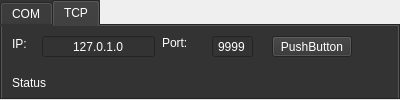
Old version of the form model/device/connectionwidget.ui in the repository IlyaZh/Maiman-MCBS.
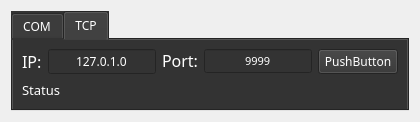
New version of the form. The open tabs and pages were chosen to show the change.

Commit message: Исправлен виджет

Patch:
```diff
--- a/model/device/connectionwidget.ui
+++ b/model/device/connectionwidget.ui
@@ -6,21 +6,23 @@
    <rect>
     <x>0</x>
     <y>0</y>
-    <width>400</width>
-    <height>100</height>
+    <width>420</width>
+    <height>110</height>
    </rect>
   </property>
   <property name="windowTitle">
    <string>Form</string>
   </property>
+  <property name="styleSheet">
+   <string notr="true"/>
+  </property>
+  <layout class="QGridLayout" name="gridLayout_4">
+   <item row="0" column="0">
   <widget class="QTabWidget" name="ConnectionTab">
-   <property name="geometry">
-    <rect>
-     <x>0</x>
-     <y>0</y>
-     <width>400</width>
-     <height>100</height>
-    </rect>
+     <property name="font">
+      <font>
+       <family>Share Tech Mono</family>
+      </font>
    </property>
    <property name="styleSheet">
     <string notr="true">background-color: rgb(51, 51, 51);
@@ -72,14 +74,14 @@
     <attribute name="title">
      <string>TCP</string>
     </attribute>
+      <layout class="QGridLayout" name="gridLayout_3">
+       <item row="0" column="0">
     <widget class="QLabel" name="IPLabel">
-     <property name="geometry">
-      <rect>
-       <x>10</x>
-       <y>10</y>
-       <width>31</width>
-       <height>16</height>
-      </rect>
+         <property name="font">
+          <font>
+           <family>Share Tech Mono</family>
+           <pointsize>12</pointsize>
+          </font>
      </property>
      <property name="styleSheet">
       <string notr="true">font: 12pt &quot;Share Tech Mono&quot;;</string>
@@ -88,30 +90,32 @@
       <string>IP:</string>
      </property>
     </widget>
-    <widget class="QLabel" name="NetworkStatus">
-     <property name="geometry">
-      <rect>
-       <x>10</x>
-       <y>50</y>
-       <width>47</width>
-       <height>13</height>
-      </rect>
+       </item>
+       <item row="0" column="1">
+        <widget class="QLineEdit" name="NetworkIP">
+         <property name="font">
+          <font>
+           <family>Share Tech Mono</family>
+          </font>
      </property>
      <property name="styleSheet">
-      <string notr="true">font: 10pt &quot;Share Tech Mono&quot;;</string>
+          <string notr="true"/>
      </property>
      <property name="text">
-      <string>Status</string>
-     </property>
-    </widget>
+          <string>127.0.1.0</string>
+         </property>
+         <property name="alignment">
+          <set>Qt::AlignCenter</set>
+         </property>
+        </widget>
+       </item>
+       <item row="0" column="2">
     <widget class="QLabel" name="PortLabel">
-     <property name="geometry">
-      <rect>
-       <x>160</x>
-       <y>10</y>
-       <width>47</width>
-       <height>16</height>
-      </rect>
+         <property name="font">
+          <font>
+           <family>Share Tech Mono</family>
+           <pointsize>12</pointsize>
+          </font>
      </property>
      <property name="styleSheet">
       <string notr="true">font: 12pt &quot;Share Tech Mono&quot;;</string>
@@ -123,43 +127,14 @@
       <set>Qt::AlignLeading|Qt::AlignLeft|Qt::AlignTop</set>
      </property>
     </widget>
-    <widget class="QLineEdit" name="NetworkIP">
-     <property name="geometry">
-      <rect>
-       <x>40</x>
-       <y>10</y>
-       <width>113</width>
-       <height>21</height>
-      </rect>
-     </property>
-     <property name="text">
-      <string>127.0.1.0</string>
-     </property>
-     <property name="alignment">
-      <set>Qt::AlignCenter</set>
-     </property>
-    </widget>
-    <widget class="QPushButton" name="NetworkConnect">
-     <property name="geometry">
-      <rect>
-       <x>270</x>
-       <y>10</y>
-       <width>80</width>
-       <height>21</height>
-      </rect>
-     </property>
-     <property name="text">
-      <string>PushButton</string>
-     </property>
-    </widget>
+       </item>
+       <item row="0" column="3">
     <widget class="QLineEdit" name="NetworkPort">
-     <property name="geometry">
-      <rect>
-       <x>210</x>
-       <y>10</y>
-       <width>41</width>
-       <height>21</height>
-      </rect>
+         <property name="font">
+          <font>
+           <family>Share Tech Mono</family>
+           <pointsize>8</pointsize>
+          </font>
      </property>
      <property name="text">
       <string>9999</string>
@@ -168,8 +143,40 @@
       <set>Qt::AlignCenter</set>
      </property>
     </widget>
-   </widget>
-  </widget>
+       </item>
+       <item row="0" column="4">
+        <widget class="QPushButton" name="NetworkConnect">
+         <property name="font">
+          <font>
+           <family>Share Tech Mono</family>
+          </font>
+         </property>
+         <property name="text">
+          <string>PushButton</string>
+         </property>
+        </widget>
+       </item>
+       <item row="1" column="0" colspan="2">
+        <widget class="QLabel" name="NetworkStatus">
+         <property name="font">
+          <font>
+           <family>Share Tech Mono</family>
+           <pointsize>10</pointsize>
+          </font>
+         </property>
+         <property name="styleSheet">
+          <string notr="true"/>
+         </property>
+         <property name="text">
+          <string>Status</string>
+         </property>
+        </widget>
+       </item>
+      </layout>
+     </widget>
+    </widget>
+   </item>
+  </layout>
  </widget>
  <resources/>
  <connections/>
```
Left out of the diff: 61 changed lines with no effect on the pictures. Lines whose indentation alone changed are shown as unchanged. The commit also changes 1 other file.
